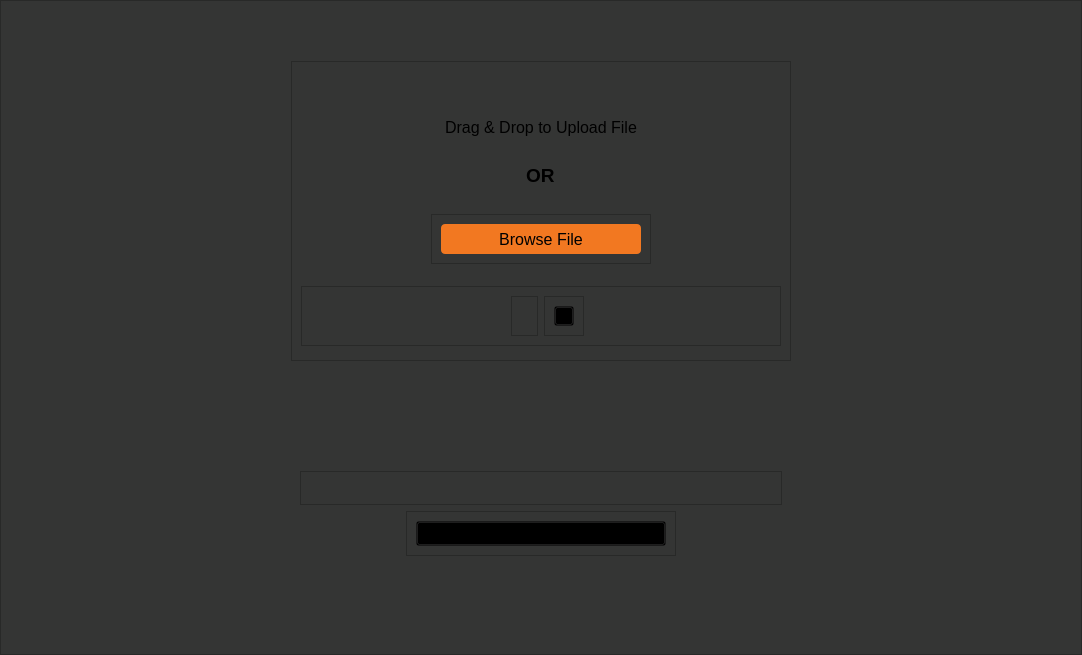
Old version of the form newSimpleAnalyze/screens/ui/FileUploader.ui in the repository Smidig-Leo/volatility3.
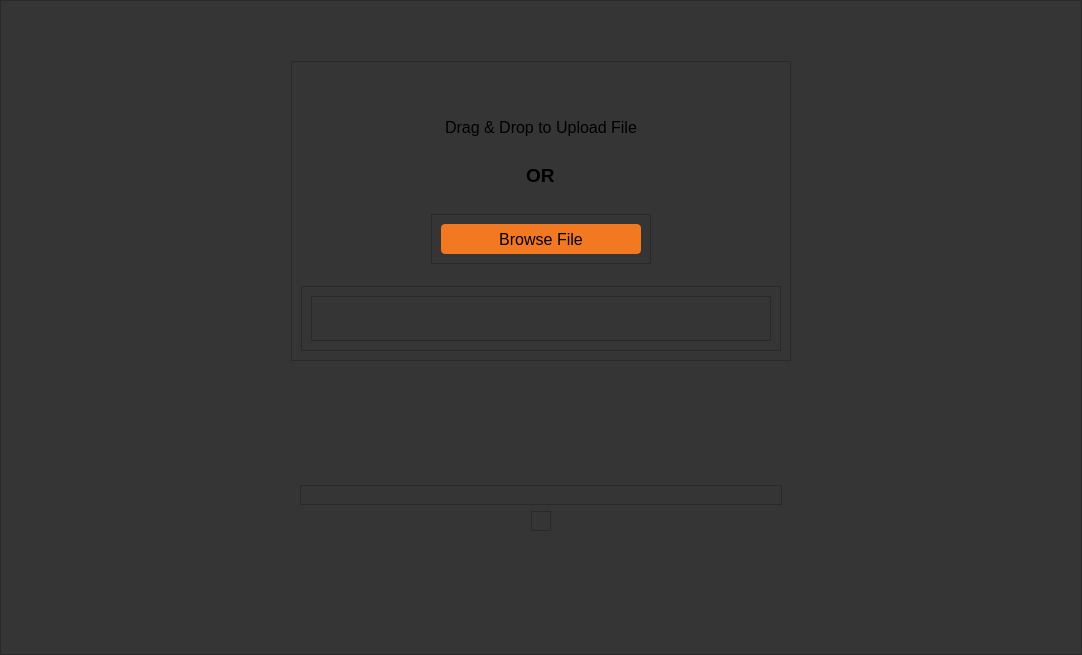
New version of the form. Icons and pictures are not drawn.

What changed in the file:
```diff
--- a/newSimpleAnalyze/screens/ui/FileUploader.ui
+++ b/newSimpleAnalyze/screens/ui/FileUploader.ui
@@ -72,58 +72,25 @@
          </property>
          <layout class="QVBoxLayout" name="verticalLayout_4">
           <item alignment="Qt::AlignBottom">
-           <widget class="QFrame" name="frame_3">
+           <widget class="QFrame" name="uploadedFiles">
             <property name="frameShape">
              <enum>QFrame::StyledPanel</enum>
             </property>
             <property name="frameShadow">
              <enum>QFrame::Raised</enum>
             </property>
-            <layout class="QVBoxLayout" name="verticalLayout_6">
-             <item alignment="Qt::AlignHCenter">
-              <widget class="QLabel" name="fileUploaded">
-               <property name="text">
-                <string/>
-               </property>
-              </widget>
-             </item>
-            </layout>
+            <layout class="QVBoxLayout" name="verticalLayout_6"/>
            </widget>
           </item>
           <item alignment="Qt::AlignHCenter|Qt::AlignTop">
-           <widget class="QFrame" name="frame_4">
+           <widget class="QFrame" name="analyzeButtonFrame">
             <property name="frameShape">
              <enum>QFrame::StyledPanel</enum>
             </property>
             <property name="frameShadow">
              <enum>QFrame::Raised</enum>
             </property>
-            <layout class="QVBoxLayout" name="verticalLayout_5">
-             <item>
-              <widget class="QPushButton" name="analyzeButton">
-               <property name="minimumSize">
-                <size>
-                 <width>250</width>
-                 <height>25</height>
-                </size>
-               </property>
-               <property name="maximumSize">
-                <size>
-                 <width>250</width>
-                 <height>25</height>
-                </size>
-               </property>
-               <property name="styleSheet">
-                <string notr="true">QPushButton{
-	background-color:transparent;
-}</string>
-               </property>
-               <property name="text">
-                <string/>
-               </property>
-              </widget>
-             </item>
-            </layout>
+            <layout class="QVBoxLayout" name="verticalLayout_5"/>
            </widget>
           </item>
          </layout>
@@ -234,68 +201,24 @@
             </layout>
            </widget>
           </item>
-          <item alignment="Qt::AlignTop">
-           <widget class="QFrame" name="frame_5">
+          <item>
+           <widget class="QFrame" name="fileUploaderFrame">
             <property name="frameShape">
              <enum>QFrame::StyledPanel</enum>
             </property>
             <property name="frameShadow">
              <enum>QFrame::Raised</enum>
             </property>
-            <layout class="QHBoxLayout" name="horizontalLayout">
-             <item alignment="Qt::AlignRight">
-              <widget class="QFrame" name="frame_6">
+            <layout class="QVBoxLayout" name="verticalLayout_7">
+             <item>
+              <widget class="QFrame" name="frame_5">
                <property name="frameShape">
                 <enum>QFrame::StyledPanel</enum>
                </property>
                <property name="frameShadow">
                 <enum>QFrame::Raised</enum>
                </property>
-               <layout class="QVBoxLayout" name="verticalLayout_8">
-                <item alignment="Qt::AlignRight">
-                 <widget class="QLabel" name="fileName">
-                  <property name="text">
-                   <string/>
-                  </property>
-                 </widget>
-                </item>
-               </layout>
-              </widget>
-             </item>
-             <item alignment="Qt::AlignLeft">
-              <widget class="QFrame" name="frame_7">
-               <property name="frameShape">
-                <enum>QFrame::StyledPanel</enum>
-               </property>
-               <property name="frameShadow">
-                <enum>QFrame::Raised</enum>
-               </property>
-               <layout class="QVBoxLayout" name="verticalLayout_7">
-                <item>
-                 <widget class="QPushButton" name="deleteBtn">
-                  <property name="minimumSize">
-                   <size>
-                    <width>20</width>
-                    <height>20</height>
-                   </size>
-                  </property>
-                  <property name="maximumSize">
-                   <size>
-                    <width>20</width>
-                    <height>20</height>
-                   </size>
-                  </property>
-                  <property name="styleSheet">
-                   <string notr="true">QPushButton{
-	background-color:transparent;
-}</string>
-                  </property>
-                  <property name="text">
-                   <string/>
-                  </property>
-                 </widget>
-                </item>
-               </layout>
+               <layout class="QHBoxLayout" name="horizontalLayout"/>
               </widget>
              </item>
             </layout>
```
